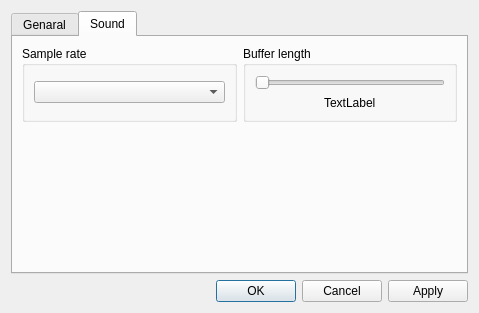
Above: BambooTracker/gui/configuration_dialog.ui from BambooTracker/BambooTracker before the change. Below: the same form after it.
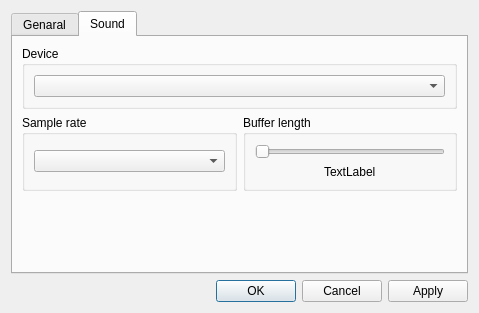
That is the form after the change. The open tabs and pages were chosen to show the change.

Commit message: Add sound device selection to configuration

```diff
--- a/BambooTracker/gui/configuration_dialog.ui
+++ b/BambooTracker/gui/configuration_dialog.ui
@@ -134,7 +134,7 @@
        <string>Sound</string>
       </attribute>
       <layout class="QGridLayout" name="gridLayout_2" columnstretch="5,5">
-       <item row="0" column="0">
+       <item row="1" column="0">
         <widget class="QGroupBox" name="sampleRateGroupBox">
          <property name="title">
           <string>Sample rate</string>
@@ -146,7 +146,20 @@
          </layout>
         </widget>
        </item>
-       <item row="0" column="1">
+       <item row="2" column="0">
+        <spacer name="verticalSpacer_2">
+         <property name="orientation">
+          <enum>Qt::Vertical</enum>
+         </property>
+         <property name="sizeHint" stdset="0">
+          <size>
+           <width>20</width>
+           <height>40</height>
+          </size>
+         </property>
+        </spacer>
+       </item>
+       <item row="1" column="1">
         <widget class="QGroupBox" name="bufferLengthGroupBox">
          <property name="title">
           <string>Buffer length</string>
@@ -175,18 +188,17 @@
          </layout>
         </widget>
        </item>
-       <item row="1" column="0">
-        <spacer name="verticalSpacer_2">
-         <property name="orientation">
-          <enum>Qt::Vertical</enum>
+       <item row="0" column="0" colspan="2">
+        <widget class="QGroupBox" name="soundDeviceGroupBox">
+         <property name="title">
+          <string>Device</string>
          </property>
-         <property name="sizeHint" stdset="0">
-          <size>
-           <width>20</width>
-           <height>40</height>
-          </size>
-         </property>
-        </spacer>
+         <layout class="QGridLayout" name="gridLayout_8">
+          <item row="0" column="0">
+           <widget class="QComboBox" name="soundDeviceComboBox"/>
+          </item>
+         </layout>
+        </widget>
        </item>
       </layout>
      </widget>
```
Left out of the diff: 22 changed lines with no effect on the pictures. The commit also changes 7 other files.
